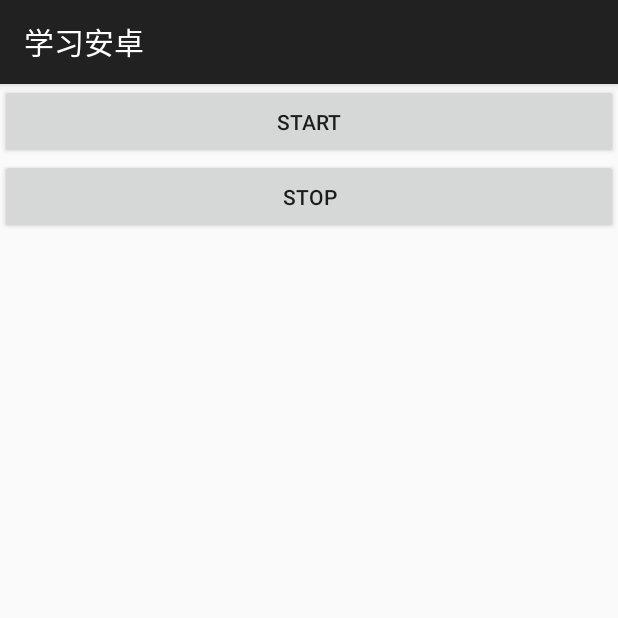
After one commit to boycehe/MyCodeLaboratory, an Android app: the Chapter10Activity screen opened directly, with no data from a screen before it, on a phone screen of 412 x 824 dp, the top half of it. The commit adds this screen. Run offline under Robolectric (Android 15) with nearby library versions, the phone set to English and light mode, and no system bars.

Commit message:
learn android

```diff
--- /dev/null
+++ b/Android/app/src/main/java/com/example/heboyce/learnandroid/Chapter10/Chapter10Activity.java
@@ -0,0 +1,40 @@
+package com.example.heboyce.learnandroid.Chapter10;
+
+import android.content.Intent;
+import android.support.v7.app.AppCompatActivity;
+import android.os.Bundle;
+import android.view.View;
+import android.widget.Button;
+
+import com.example.heboyce.learnandroid.R;
+
+public class Chapter10Activity extends AppCompatActivity {
+
+    Button start,stop;
+
+    @Override
+    protected void onCreate(Bundle savedInstanceState) {
+        super.onCreate(savedInstanceState);
+        setContentView(R.layout.activity_chapter10);
+
+        start = (Button)findViewById(R.id.start);
+        stop  = (Button)findViewById(R.id.stop);
+
+        final Intent intent = new Intent(this,FirstService.class);
+        start.setOnClickListener(new View.OnClickListener() {
+            @Override
+            public void onClick(View v) {
+                startService(intent);
+            }
+        });
+
+        stop.setOnClickListener(new View.OnClickListener() {
+            @Override
+            public void onClick(View v) {
+                stopService(intent);
+            }
+        });
+
+
+    }
+}
--- a/Android/app/src/main/java/com/example/heboyce/learnandroid/MainActivity.java
+++ b/Android/app/src/main/java/com/example/heboyce/learnandroid/MainActivity.java
@@ -10,6 +10,7 @@ import android.widget.AdapterView;
 import android.widget.ArrayAdapter;
 import android.widget.ListView;
 
+import com.example.heboyce.learnandroid.Chapter10.Chapter10Activity;
 import com.example.heboyce.learnandroid.Chapter8.Chapter81Activity;
 import com.example.heboyce.learnandroid.Chapter8.Chapter82Activity;
 import com.example.heboyce.learnandroid.Chapter8.Chapter841Activity;
@@ -104,7 +105,7 @@ public class MainActivity extends AppCompatActivity implements AdapterView.OnIte
             break;
             case 7:
             {
-                itent.setClass(MainActivity.this,Chapter92Activity.class);
+                itent.setClass(MainActivity.this,Chapter10Activity.class);
                 //393
             }
                 break;
--- /dev/null
+++ b/Android/app/src/main/res/layout/activity_chapter10.xml
@@ -0,0 +1,22 @@
+<?xml version="1.0" encoding="utf-8"?>
+<LinearLayout xmlns:android="http://schemas.android.com/apk/res/android"
+    android:orientation="vertical"
+    android:layout_width="match_parent"
+    android:layout_height="match_parent"
+    >
+
+    <Button
+        android:layout_width="match_parent"
+        android:layout_height="50dp"
+        android:id="@+id/start"
+        android:text="start"
+        />
+    <Button
+        android:layout_width="match_parent"
+        android:layout_height="50dp"
+        android:id="@+id/stop"
+        android:text="stop"
+        />
+
+
+</LinearLayout>
```
Also changed, not shown: Android/app/src/main/AndroidManifest.xml (+8 -1 lines), Android/app/src/main/java/com/example/heboyce/learnandroid/Chapter10/FirstService.java (added, +37 -0 lines), 4 other files.
